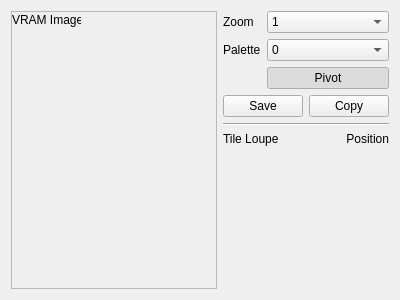
Qt form qt/tabvram.ui (Lupinzar/gssex) before a commit.
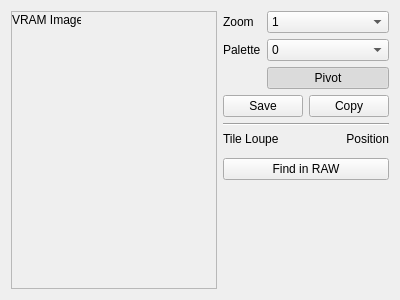
The same form after that commit. Icons and pictures are not drawn. Custom widgets are drawn as their Qt base class.

Commit message: Find in RAW button

What changed in the file:
```diff
--- a/qt/tabvram.ui
+++ b/qt/tabvram.ui
@@ -215,6 +215,17 @@
      <item>
       <widget class="TileLoupe" name="tile_loupe" native="true"/>
      </item>
+     <item>
+      <widget class="QPushButton" name="find_button">
+       <property name="text">
+        <string>Find in RAW</string>
+       </property>
+       <property name="icon">
+        <iconset resource="resource.qrc">
+         <normaloff>:/icons/search.svg</normaloff>:/icons/search.svg</iconset>
+       </property>
+      </widget>
+     </item>
      <item>
       <spacer name="verticalSpacer">
        <property name="orientation">
```
The commit also changes 3 other files.
